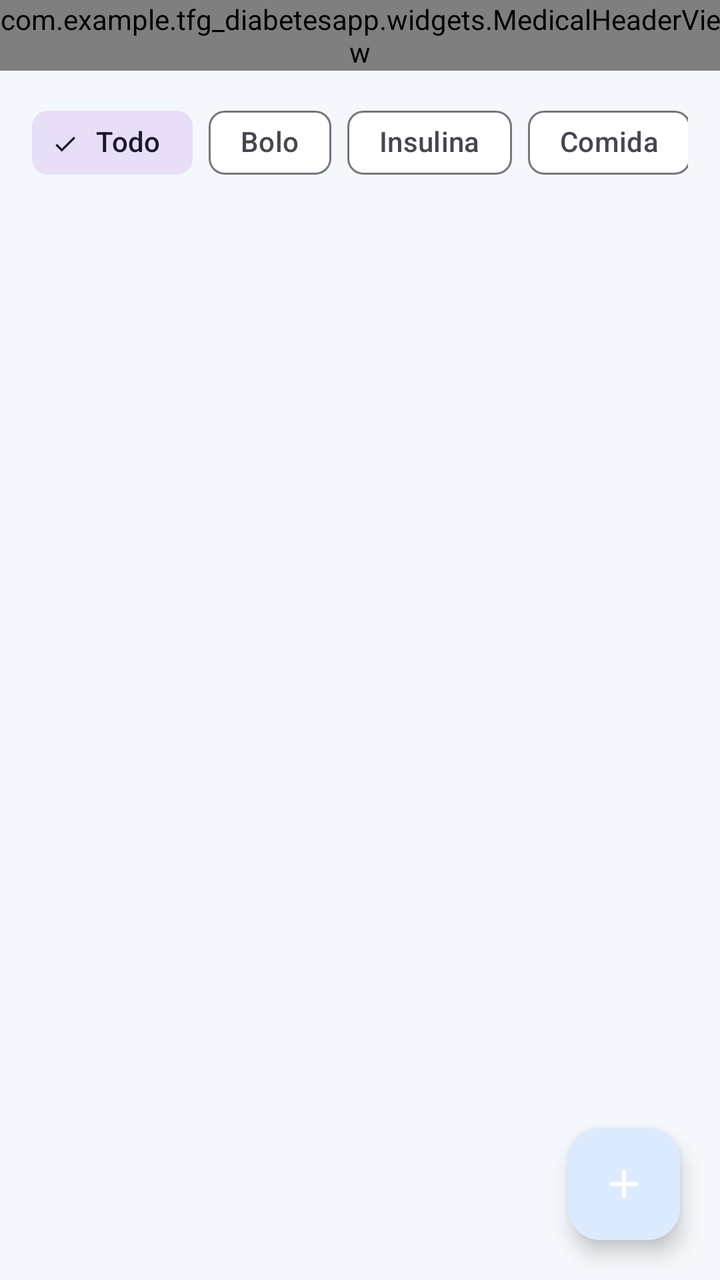
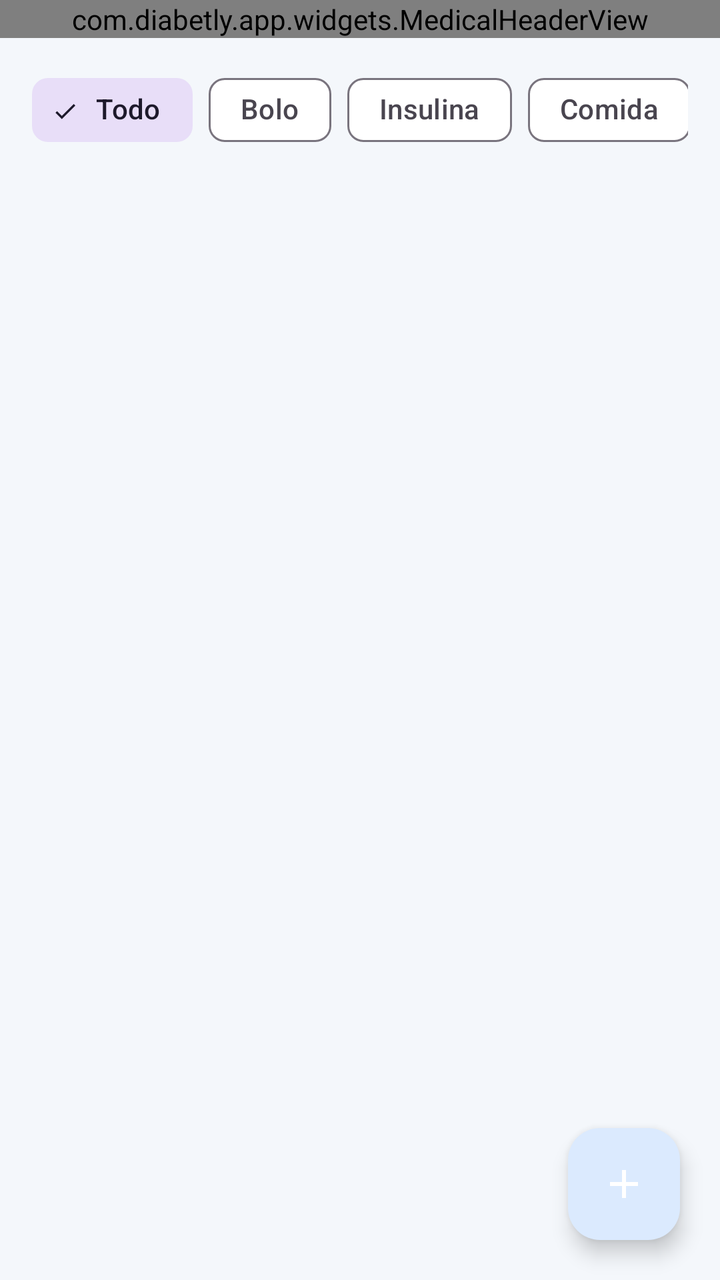

Screens rendered from an Android XML layout before and after an edit, with the pre-edit source and the edit as a unified diff.
<!-- AndroidManifest.xml: application theme Theme.TFGDIABETESAPP -->
<!-- res/layout/fragment_history.xml -->
<?xml version="1.0" encoding="utf-8"?>
<LinearLayout xmlns:android="http://schemas.android.com/apk/res/android"
    xmlns:app="http://schemas.android.com/apk/res-auto"
    xmlns:tools="http://schemas.android.com/tools"
    android:layout_width="match_parent"
    android:layout_height="match_parent"
    android:orientation="vertical"
    android:background="@color/color_background"
    tools:context=".fragments.HistoryFragment">

    <com.example.tfg_diabetesapp.widgets.MedicalHeaderView
        android:id="@+id/headerHist"
        android:layout_width="match_parent"
        android:layout_height="wrap_content"
        app:headerTitle="Historial"
        app:headerSubtitle="Bolos, insulina y comidas" />

    
    <HorizontalScrollView
        android:layout_width="match_parent"
        android:layout_height="wrap_content"
        android:scrollbars="none"
        android:paddingHorizontal="@dimen/space_lg"
        android:paddingVertical="@dimen/space_md"
        android:layout_marginTop="@dimen/chip_bar_overlap_negative">

        <com.google.android.material.chip.ChipGroup
            android:id="@+id/chipGroupFiltro"
            android:layout_width="wrap_content"
            android:layout_height="wrap_content"
            app:singleSelection="true"
            app:selectionRequired="true">

            <com.google.android.material.chip.Chip
                android:id="@+id/chipTodo"
                style="@style/Widget.Material3.Chip.Filter"
                android:layout_width="wrap_content"
                android:layout_height="wrap_content"
                android:text="Todo"
                android:checked="true" />

            <com.google.android.material.chip.Chip
                android:id="@+id/chipCalculadora"
                style="@style/Widget.Material3.Chip.Filter"
                android:layout_width="wrap_content"
                android:layout_height="wrap_content"
                android:text="Bolo" />

            <com.google.android.material.chip.Chip
                android:id="@+id/chipInsulina"
                style="@style/Widget.Material3.Chip.Filter"
                android:layout_width="wrap_content"
                android:layout_height="wrap_content"
                android:text="Insulina" />

            <com.google.android.material.chip.Chip
                android:id="@+id/chipComida"
                style="@style/Widget.Material3.Chip.Filter"
                android:layout_width="wrap_content"
                android:layout_height="wrap_content"
                android:text="Comida" />

        </com.google.android.material.chip.ChipGroup>
    </HorizontalScrollView>

    <FrameLayout
        android:layout_width="match_parent"
        android:layout_height="0dp"
        android:layout_weight="1">

        <androidx.recyclerview.widget.RecyclerView
            android:id="@+id/rvHistory"
            android:layout_width="match_parent"
            android:layout_height="match_parent"
            android:clipToPadding="false"
            android:paddingBottom="80dp" />

        <TextView
            android:id="@+id/tvEmpty"
            android:layout_width="match_parent"
            android:layout_height="wrap_content"
            android:layout_gravity="center"
            android:text="No hay registros todavía"
            android:textAppearance="@style/TextAppearance.App.Body"
            android:textSize="15sp"
            android:gravity="center"
            android:padding="@dimen/space_3xl"
            android:visibility="gone" />

        <com.google.android.material.floatingactionbutton.FloatingActionButton
            android:id="@+id/fabAddRegistro"
            android:layout_width="wrap_content"
            android:layout_height="wrap_content"
            android:layout_gravity="bottom|end"
            android:layout_margin="@dimen/space_xl"
            android:src="@drawable/ic_add"
            app:tint="@color/color_on_primary"
            android:contentDescription="Añadir registro" />

    </FrameLayout>

</LinearLayout>
<!-- resources referenced by this layout -->
<resources>
  <color name="color_background">#F4F7FB</color>
  <color name="color_on_primary">#FFFFFF</color>
  <dimen name="chip_bar_overlap_negative">0dp</dimen>
  <dimen name="space_3xl">32dp</dimen>
  <dimen name="space_lg">16dp</dimen>
  <dimen name="space_md">12dp</dimen>
  <dimen name="space_xl">20dp</dimen>
  <!-- drawable ic_add (drawable) -->
  <vector xmlns:android="http://schemas.android.com/apk/res/android"
      android:width="24dp"
      android:height="24dp"
      android:viewportWidth="24"
      android:viewportHeight="24"
      android:tint="?attr/colorOnPrimary">
      <path
          android:fillColor="@android:color/white"
          android:pathData="M19,13h-6v6h-2v-6H5v-2h6V5h2v6h6V13z" />
  </vector>
  <style name="TextAppearance.App.Body" parent="TextAppearance.Material3.BodyMedium">
          <item name="android:textSize">13sp</item>
          <item name="android:textColor">@color/color_text_secondary</item>
      </style>
  <style name="Theme.TFGDIABETESAPP" parent="Base.Theme.TFGDIABETESAPP" />
  <color name="color_text_secondary">#6B7280</color>
  <style name="Base.Theme.TFGDIABETESAPP" parent="Theme.Material3.Light.NoActionBar">
          <item name="colorPrimary">@color/color_primary</item>
          <item name="colorOnPrimary">@color/color_on_primary</item>
          <item name="colorPrimaryContainer">@color/color_primary_light</item>
          <item name="colorOnPrimaryContainer">@color/color_primary_dark</item>
          <item name="colorSecondary">@color/color_secondary</item>
          <item name="colorOnSecondary">@color/color_on_secondary</item>
          <item name="android:colorBackground">@color/color_background</item>
          <item name="colorSurface">@color/color_surface</item>
          <item name="colorError">@color/color_error</item>
          <item name="android:windowBackground">@color/color_background</item>
          <item name="android:statusBarColor">@color/color_primary</item>
          <item name="android:windowLightStatusBar">false</item>
      </style>
  <color name="color_primary">#1976D2</color>
  <color name="color_primary_light">#DBEAFE</color>
  <color name="color_primary_dark">#1565C0</color>
  <color name="color_secondary">#0288D1</color>
  <color name="color_on_secondary">#FFFFFF</color>
  <color name="color_surface">#FFFFFF</color>
  <color name="color_error">#EF5350</color>
</resources>

<!-- the commit's change to res/layout/fragment_history.xml (unified diff, before → after) -->
@@ -8,7 +8,7 @@
     android:background="@color/color_background"
     tools:context=".fragments.HistoryFragment">
 
-    <com.example.tfg_diabetesapp.widgets.MedicalHeaderView
+    <com.diabetly.app.widgets.MedicalHeaderView
         android:id="@+id/headerHist"
         android:layout_width="match_parent"
         android:layout_height="wrap_content"
